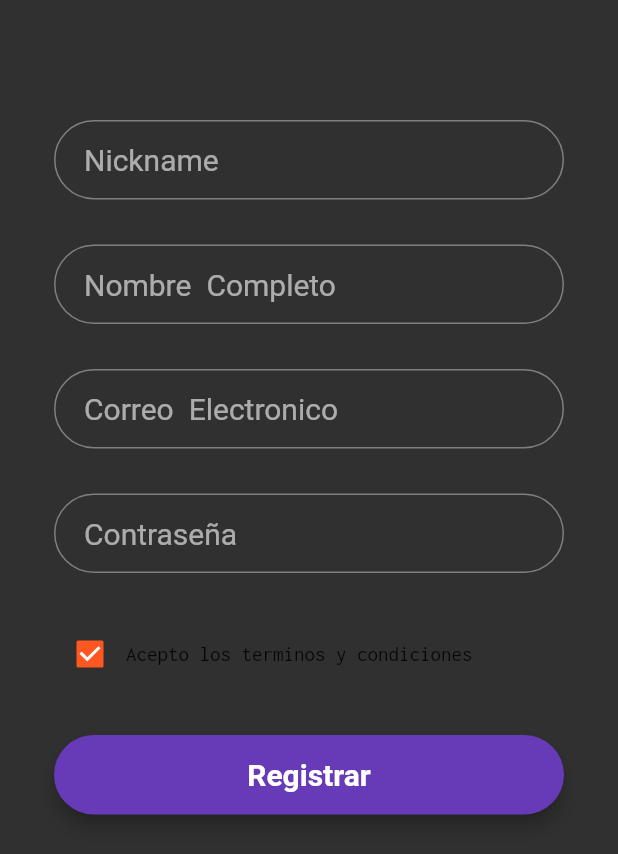
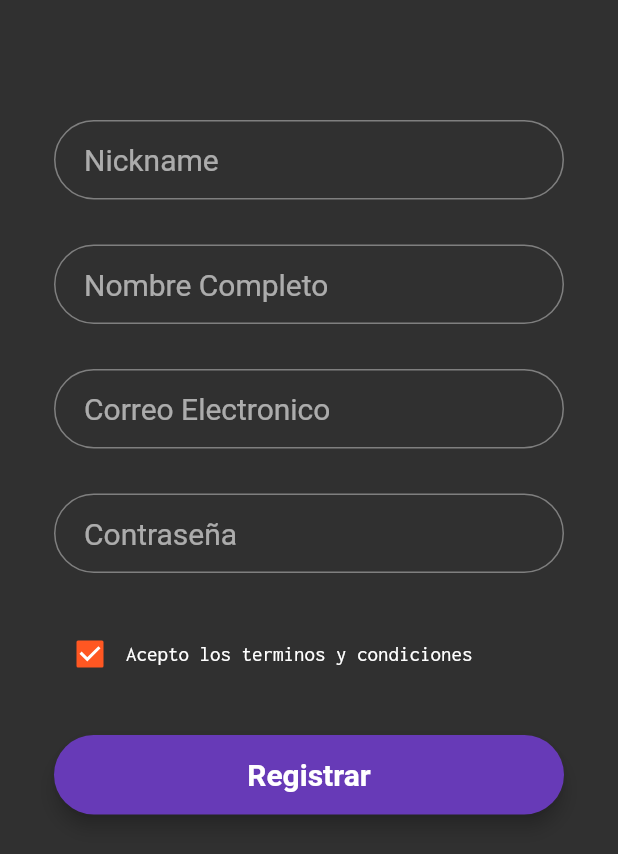
Before and after one commit to checholini/employement_app, a Flutter app: the RegisterPage screen opened by its route, on a phone screen of 412 x 824 dp. Shown: the top 854 px of the screen. Run offline on Flutter 3.47's test engine with Material 2 defaults, Android fonts, the phone set to English and light mode, and no system bars; our stand-ins replace google_fonts; Roboto replaces fonts that are missing (Montserrat).

Commit message:
Fixed Dark Theme

```diff
--- a/lib/pages/Details.dart
+++ b/lib/pages/Details.dart
@@ -124,7 +124,6 @@ _textFormat(text) {
       textAlign: TextAlign.left,
       style: TextStyle(
         fontSize: 24,
-        color: Colors.grey,
       ),
     ),
   );
--- a/lib/textTheme.dart
+++ b/lib/textTheme.dart
@@ -12,7 +12,9 @@ ThemeData dark = new ThemeData(
   brightness: Brightness.dark,
   primaryColor: Colors.grey[900],
   accentColor: Colors.deepOrange[500],
-  textTheme: GoogleFonts.inconsolataTextTheme(),
+  textTheme: GoogleFonts.inconsolataTextTheme(
+    TextTheme(body1: TextStyle(color: Colors.white))
+  ),
 );
 
 ThemeData basic = new ThemeData(
```
